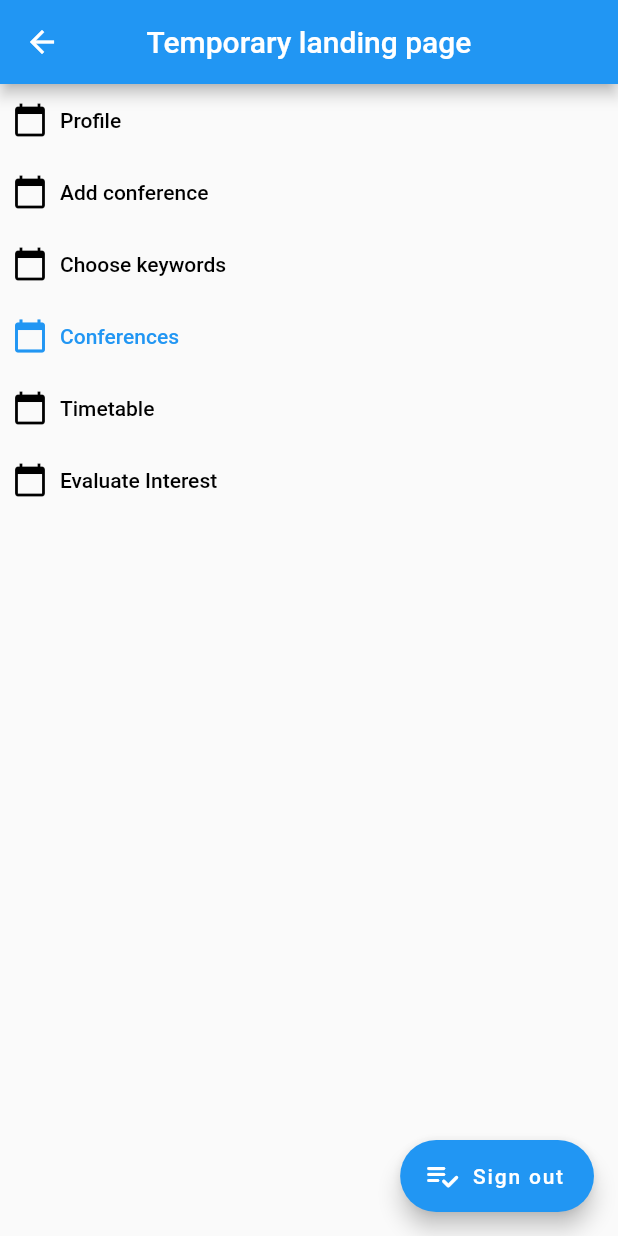
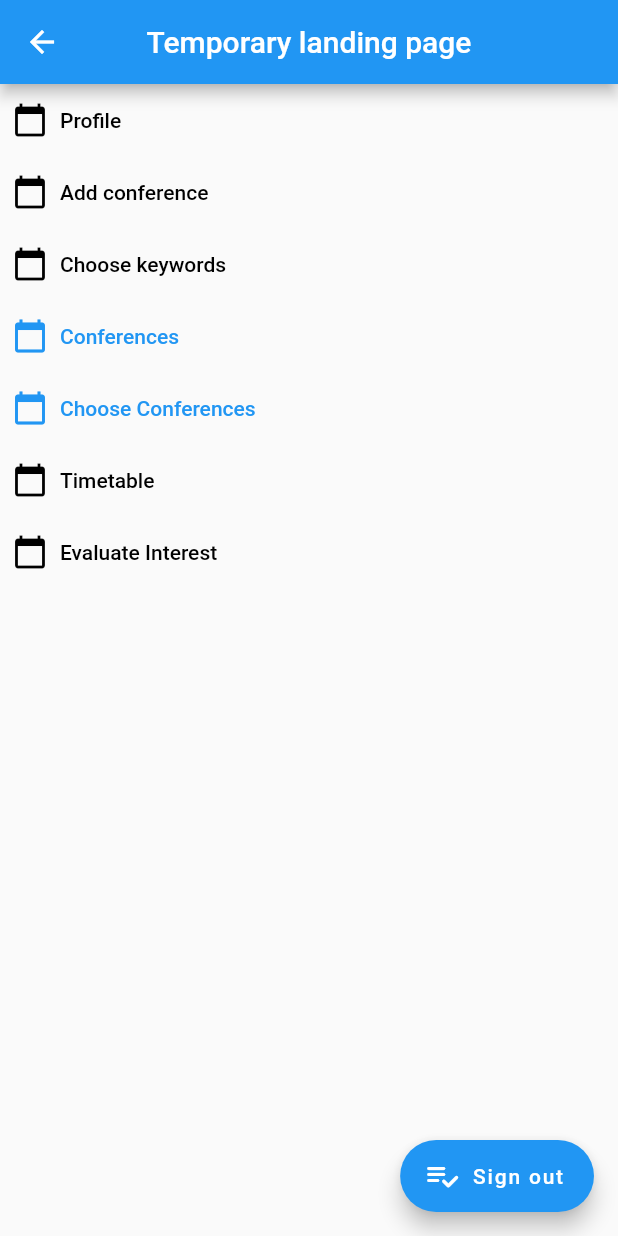
Before and after one commit to claramoreirag/FEUP-ESOF, a Flutter app: the Actor screen opened by its route, on a phone screen of 412 x 824 dp. Run offline on Flutter 3.47's test engine with Material 2 defaults, Android fonts, the light colour scheme and no system bars; our stand-ins replace cloud_firestore, firebase_auth, firebase_core, firebase_database, get_it; missing offline and left inert: cloud_firestore_web, firebase_auth_web, firebase_core_web, time_machine, timetable; accounts and stored records are empty.

Commit message:
some changes

```diff
--- a/src/lib/authenticate/firestoreService.dart
+++ b/src/lib/authenticate/firestoreService.dart
@@ -1,4 +1,5 @@
 import 'package:cloud_firestore/cloud_firestore.dart';
+import 'package:firebase_core/firebase_core.dart';
 import 'package:flutter/cupertino.dart';
 import 'package:hello/classes/person.dart';
 
@@ -8,6 +9,8 @@ class FirestoreService {
   final CollectionReference _usersCollectionReference =
       FirebaseFirestore.instance.collection("users");
 
+
+  final FirebaseFirestore firestore= FirebaseFirestore.instance;
   Future createUser(Atendee user) async {
     try {
       await _usersCollectionReference.doc(user.id).set(user.toJson());
@@ -16,6 +19,20 @@ class FirestoreService {
     }
   }
 
+
+/*
+  Future<Atendee> getUser(String uid) async {
+    try {
+      Atendee atendee;
+      var userData = await _usersCollectionReference.doc(uid).get().then((value) {atendee.fromData(value.data());});
+      return Atendee.fromData(userData.data());
+    } catch (e) {
+      return e.message;
+    }
+
+  }
+*/
+
   Future<Atendee> getUser(String uid) async {
     try {
       var userData = await _usersCollectionReference.doc(uid).get();
@@ -23,9 +40,25 @@ class FirestoreService {
     } catch (e) {
       return e.message;
     }
+
   }
 
+/*   Atendee getAtendee(String uid){
+    Atendee atendee;
+    getUser(uid).then((value){atendee=value;} );
+    return atendee;
+  }
 
+ */
+
+/*
+  Future getUserTags(String uid) async{
+    return firestore.collection("users").doc(uid).get();
+  } */
+
+  setUserConference(String confID, String uid) async{
+    firestore.collection("users").doc(uid).update({"conference": '/conference/'+confID});
+  }
 
 
 
--- a/src/lib/classes/conference.dart
+++ b/src/lib/classes/conference.dart
@@ -10,6 +10,8 @@ class Conference {
   Map<String, dynamic> toMap() {
     return {'id': id, 'title': title};
   }
+
+
 
   //add function that adds the keywords to the conference
 
--- a/src/lib/classes/person.dart
+++ b/src/lib/classes/person.dart
@@ -12,15 +12,15 @@ class Speaker {
 
 class Atendee {
   List<String> interests;
-  final String id;
-  final String fullName;
-  final String email;
-  final String userRole;
-  final String location;
-  final String profilePhoto;
-  final String phoneNumber;
-  final String linkedIn;
-  final String cv;
+   String id;
+   String fullName;
+   String email;
+   String userRole;
+   String location;
+   String profilePhoto;
+   String phoneNumber;
+   String linkedIn;
+   String cv;
 
   Atendee(
       {this.id,
@@ -43,6 +43,16 @@ class Atendee {
         this.phoneNumber = data['phoneNumber'],
         this.linkedIn = data['linkedIn'],
         this.cv = data['cv'];
+
+  fromData(Map<String, dynamic> data){
+       this.id = data['id'];
+        this.fullName = data['fullName'];
+        this.email = data['email'];
+        this.userRole = data['userRole'];
+        this.location = data['location'];
+        this.profilePhoto = data['profilePhoto'];
+        this.linkedIn = data['linkedIn'];
+        this.cv = data['cv'];}
 
   Map<String, dynamic> toJson() {
     return {
--- a/src/lib/classes/talk.dart
+++ b/src/lib/classes/talk.dart
@@ -7,6 +7,10 @@ class Talk {
   String description;
   List<dynamic> tags;
   Speaker speaker;
+
+
+
+
 
   Talk(int id, String title, String description, Speaker speaker) {
     this.id = id;
--- a/src/lib/pages/actor.dart
+++ b/src/lib/pages/actor.dart
@@ -48,6 +48,13 @@ class Actor extends StatelessWidget {
             icon: Icon(Icons.calendar_today),
             label: Text('Conferences'),
           ),
+           TextButton.icon(
+            onPressed: () async {
+              Navigator.pushNamed(context, '/choose_conference');
+            },
+            icon: Icon(Icons.calendar_today),
+            label: Text('Choose Conferences'),
+          ),
           TextButton.icon(
             onPressed: () async {
               Navigator.pushNamed(context, '/timetable');
--- a/src/lib/pages/choose_conference.dart
+++ b/src/lib/pages/choose_conference.dart
@@ -2,8 +2,6 @@ import 'package:cloud_firestore/cloud_firestore.dart';
 
 import 'package:flutter/material.dart';
 import 'package:hello/classes/conference.dart';
-
-import 'create_talk.dart';
 
 class ListConferences extends StatefulWidget {
 
```
Also changed, not shown: src/lib/pages/view_profile.dart (+8 -8 lines), 1 other file.
